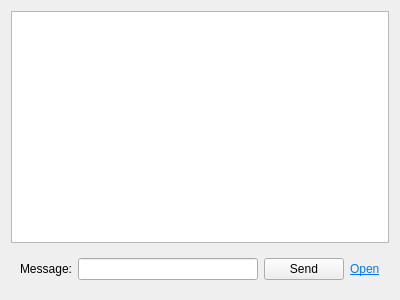
Before: the Qt Designer form Server/ClientChatWidget.ui in ZeroZeroZerooZeroo/Messenger, drawn with Qt 5.
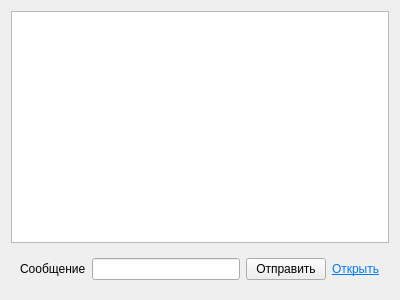
After: the same form once the commit is applied.

Diff of the .ui file:
```diff
--- a/Server/ClientChatWidget.ui
+++ b/Server/ClientChatWidget.ui
@@ -13,6 +13,12 @@
   <property name="windowTitle">
    <string>Form</string>
   </property>
+  <property name="styleSheet">
+   <string notr="true">ClientChatWidget
+{
+backgroung-color:rgb(22,25,31);
+}</string>
+  </property>
   <layout class="QVBoxLayout" name="verticalLayout">
    <item>
     <widget class="QListWidget" name="lstMessages"/>
@@ -23,7 +29,7 @@
       <item>
        <widget class="QLabel" name="lblMessage">
         <property name="text">
-         <string>Message:</string>
+         <string>Сообщение</string>
         </property>
        </widget>
       </item>
@@ -33,14 +39,14 @@
       <item>
        <widget class="QPushButton" name="btnSend">
         <property name="text">
-         <string>Send</string>
+         <string>Отправить</string>
         </property>
        </widget>
       </item>
       <item>
        <widget class="QLabel" name="lblOpenFolder">
         <property name="text">
-         <string>&lt;html&gt;&lt;head/&gt;&lt;body&gt;&lt;p&gt;&lt;a href=&quot;#&quot;&gt;&lt;span style=&quot; text-decoration: underline; color:#007af4;&quot;&gt;Open&lt;/span&gt;&lt;/a&gt;&lt;/p&gt;&lt;/body&gt;&lt;/html&gt;</string>
+         <string>&lt;html&gt;&lt;head/&gt;&lt;body&gt;&lt;p&gt;&lt;a href=&quot;#&quot;&gt;&lt;span style=&quot; text-decoration: underline; color:#007af4;&quot;&gt;Открыть&lt;/span&gt;&lt;/a&gt;&lt;/p&gt;&lt;/body&gt;&lt;/html&gt;</string>
         </property>
        </widget>
       </item>
```
